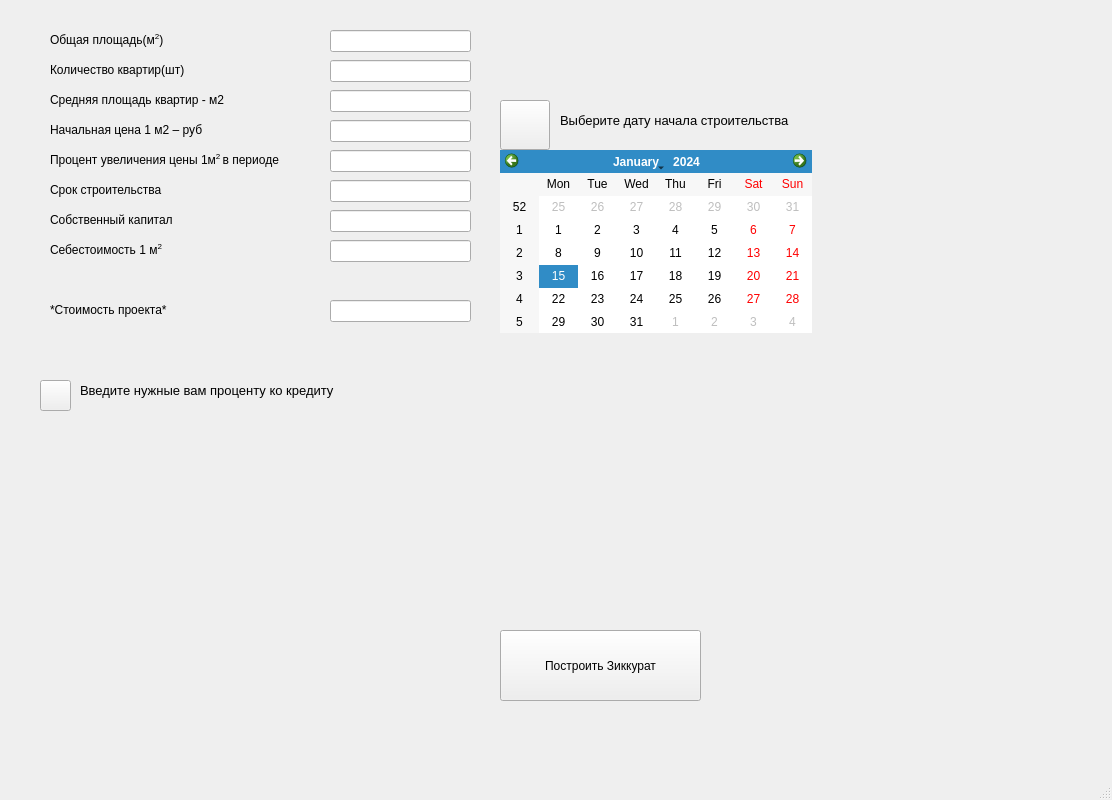
Saint4script/-financial-building-accounting, file Zikkurat001.ui: the form before one commit.
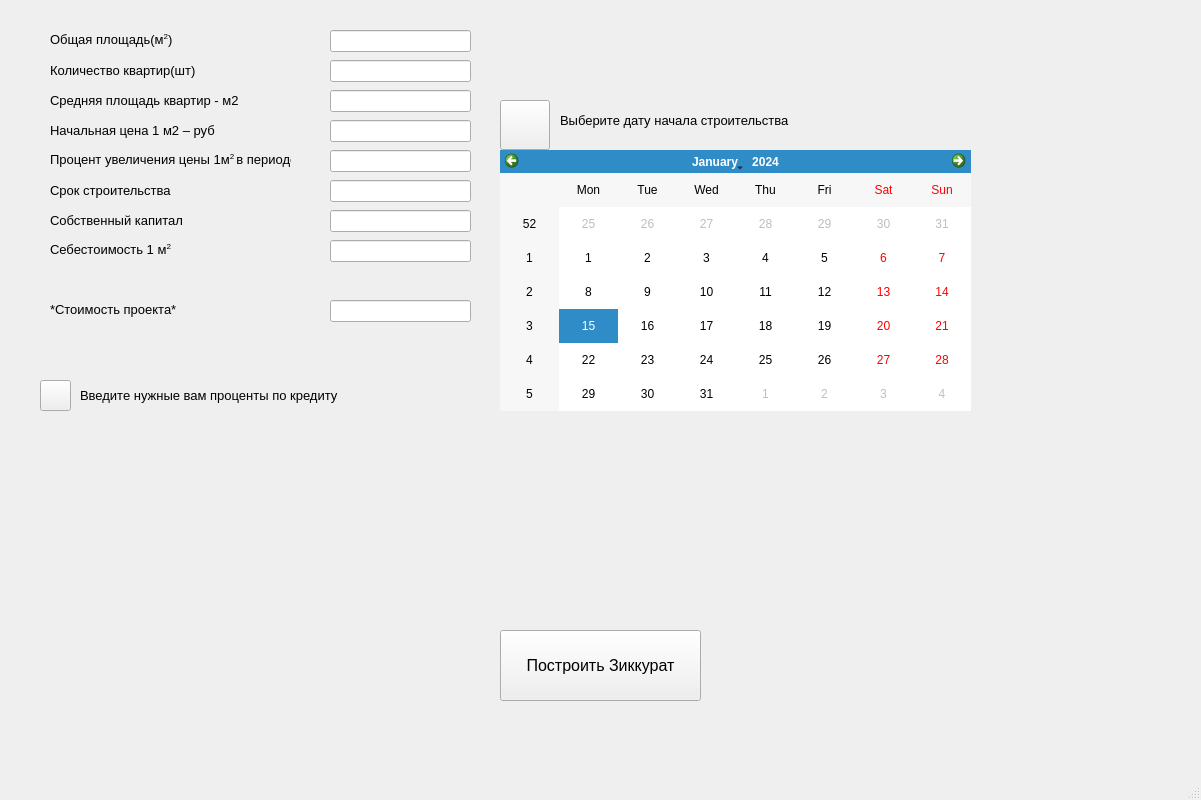
The form after the commit.

What changed in the file:
```diff
--- a/Zikkurat001.ui
+++ b/Zikkurat001.ui
@@ -6,7 +6,7 @@
    <rect>
     <x>0</x>
     <y>0</y>
-    <width>1112</width>
+    <width>1201</width>
     <height>800</height>
    </rect>
   </property>
@@ -40,7 +40,7 @@
      </rect>
     </property>
     <property name="text">
-     <string>&lt;html&gt;&lt;head/&gt;&lt;body&gt;&lt;p&gt;Общая площадь(м&lt;span style=&quot; vertical-align:super;&quot;&gt;2&lt;/span&gt;)&lt;/p&gt;&lt;/body&gt;&lt;/html&gt;</string>
+     <string>&lt;html&gt;&lt;head/&gt;&lt;body&gt;&lt;p&gt;&lt;span style=&quot; font-size:10pt;&quot;&gt;Общая площадь(м&lt;/span&gt;&lt;span style=&quot; font-size:10pt; vertical-align:super;&quot;&gt;2&lt;/span&gt;&lt;span style=&quot; font-size:10pt;&quot;&gt;)&lt;/span&gt;&lt;/p&gt;&lt;/body&gt;&lt;/html&gt;</string>
     </property>
    </widget>
    <widget class="QLabel" name="label_2">
@@ -52,6 +52,11 @@
       <height>20</height>
      </rect>
     </property>
+    <property name="font">
+     <font>
+      <pointsize>10</pointsize>
+     </font>
+    </property>
     <property name="text">
      <string>Количество квартир(шт)</string>
     </property>
@@ -75,6 +80,11 @@
       <height>20</height>
      </rect>
     </property>
+    <property name="font">
+     <font>
+      <pointsize>10</pointsize>
+     </font>
+    </property>
     <property name="text">
      <string>Средняя площадь квартир - м2</string>
     </property>
@@ -98,6 +108,11 @@
       <height>20</height>
      </rect>
     </property>
+    <property name="font">
+     <font>
+      <pointsize>10</pointsize>
+     </font>
+    </property>
     <property name="text">
      <string>Срок строительства</string>
     </property>
@@ -122,7 +137,7 @@
      </rect>
     </property>
     <property name="text">
-     <string>&lt;html&gt;&lt;head/&gt;&lt;body&gt;&lt;p&gt;Процент увеличения цены 1м&lt;span style=&quot; vertical-align:super;&quot;&gt;2 &lt;/span&gt;в периоде &lt;/p&gt;&lt;/body&gt;&lt;/html&gt;</string>
+     <string>&lt;html&gt;&lt;head/&gt;&lt;body&gt;&lt;p&gt;&lt;span style=&quot; font-size:10pt;&quot;&gt;Процент увеличения цены 1м&lt;/span&gt;&lt;span style=&quot; font-size:10pt; vertical-align:super;&quot;&gt;2 &lt;/span&gt;&lt;span style=&quot; font-size:10pt;&quot;&gt;в периоде &lt;/span&gt;&lt;/p&gt;&lt;/body&gt;&lt;/html&gt;</string>
     </property>
    </widget>
    <widget class="QLineEdit" name="Increasing_percentage">
@@ -144,6 +159,11 @@
       <height>20</height>
      </rect>
     </property>
+    <property name="font">
+     <font>
+      <pointsize>10</pointsize>
+     </font>
+    </property>
     <property name="text">
      <string>Начальная цена 1 м2 – руб</string>
     </property>
@@ -180,6 +200,11 @@
       <height>20</height>
      </rect>
     </property>
+    <property name="font">
+     <font>
+      <pointsize>10</pointsize>
+     </font>
+    </property>
     <property name="text">
      <string>Собственный капитал </string>
     </property>
@@ -204,7 +229,7 @@
      </rect>
     </property>
     <property name="text">
-     <string>&lt;html&gt;&lt;head/&gt;&lt;body&gt;&lt;p&gt;Себестоимость 1 м&lt;span style=&quot; vertical-align:super;&quot;&gt;2&lt;/span&gt;&lt;/p&gt;&lt;/body&gt;&lt;/html&gt;</string>
+     <string>&lt;html&gt;&lt;head/&gt;&lt;body&gt;&lt;p&gt;&lt;span style=&quot; font-size:10pt;&quot;&gt;Себестоимость 1 м&lt;/span&gt;&lt;span style=&quot; font-size:10pt; vertical-align:super;&quot;&gt;2&lt;/span&gt;&lt;/p&gt;&lt;/body&gt;&lt;/html&gt;</string>
     </property>
    </widget>
    <widget class="QLabel" name="label_9">
@@ -217,7 +242,7 @@
      </rect>
     </property>
     <property name="text">
-     <string>&lt;html&gt;&lt;head/&gt;&lt;body&gt;&lt;p&gt;*Стоимость проекта*&lt;/p&gt;&lt;/body&gt;&lt;/html&gt;</string>
+     <string>&lt;html&gt;&lt;head/&gt;&lt;body&gt;&lt;p&gt;&lt;span style=&quot; font-size:10pt;&quot;&gt;*Стоимость проекта*&lt;/span&gt;&lt;/p&gt;&lt;/body&gt;&lt;/html&gt;</string>
     </property>
    </widget>
    <widget class="QLineEdit" name="Project_cost">
@@ -239,6 +264,11 @@
       <height>71</height>
      </rect>
     </property>
+    <property name="font">
+     <font>
+      <pointsize>12</pointsize>
+     </font>
+    </property>
     <property name="text">
      <string>Построить Зиккурат</string>
     </property>
@@ -261,8 +291,8 @@
      <rect>
       <x>500</x>
       <y>150</y>
-      <width>312</width>
-      <height>183</height>
+      <width>471</width>
+      <height>261</height>
      </rect>
     </property>
    </widget>
@@ -284,7 +314,7 @@
      <rect>
       <x>560</x>
       <y>110</y>
-      <width>231</width>
+      <width>301</width>
       <height>21</height>
      </rect>
     </property>
@@ -302,8 +332,8 @@
      <rect>
       <x>80</x>
       <y>380</y>
-      <width>261</width>
-      <height>21</height>
+      <width>341</width>
+      <height>31</height>
      </rect>
     </property>
     <property name="font">
@@ -312,7 +342,7 @@
      </font>
     </property>
     <property name="text">
-     <string>Введите нужные вам проценту ко кредиту</string>
+     <string>Введите нужные вам проценты по кредиту</string>
     </property>
    </widget>
   </widget>
```
Left out of the diff: 4 changed lines with no effect on the pictures.
